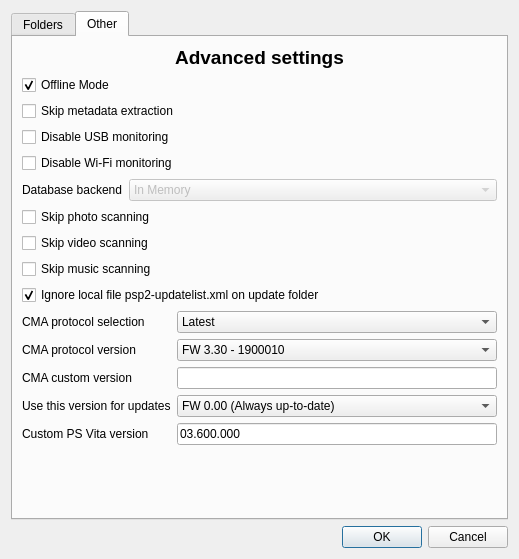
This is gui/forms/configwidget.ui in codestation/qcma as Qt 5 draws it before an edit. The edited form follows.
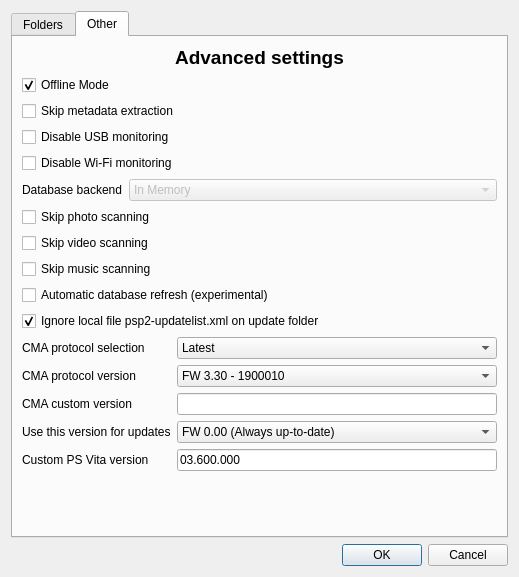
This is the edited form. The open tabs and pages were chosen to show the change.

Commit message: Implement automatic database refresh on root category listing.

Diff of the .ui file:
```diff
--- a/gui/forms/configwidget.ui
+++ b/gui/forms/configwidget.ui
@@ -7,7 +7,7 @@
     <x>0</x>
     <y>0</y>
     <width>519</width>
-    <height>559</height>
+    <height>577</height>
    </rect>
   </property>
   <property name="windowTitle">
@@ -357,6 +357,16 @@
              </property>
             </widget>
            </item>
+           <item>
+            <widget class="QCheckBox" name="refreshCheck">
+             <property name="text">
+              <string>Automatic database refresh (experimental)</string>
+             </property>
+             <property name="checked">
+              <bool>false</bool>
+             </property>
+            </widget>
+           </item>
            <item>
             <widget class="QCheckBox" name="ignorexmlCheck">
              <property name="text">
```
The commit also changes 3 other files.
